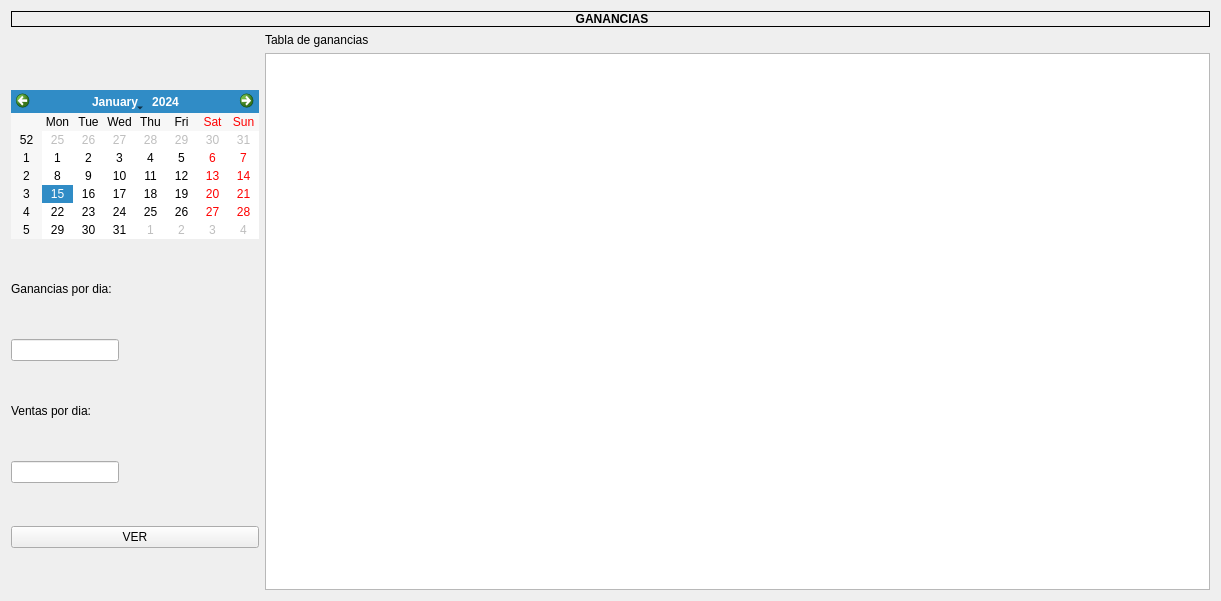
Old version of the form uifiles/ganancias_window.ui in the repository AlejandroMartinez04/Inventory-PlanetMovil.
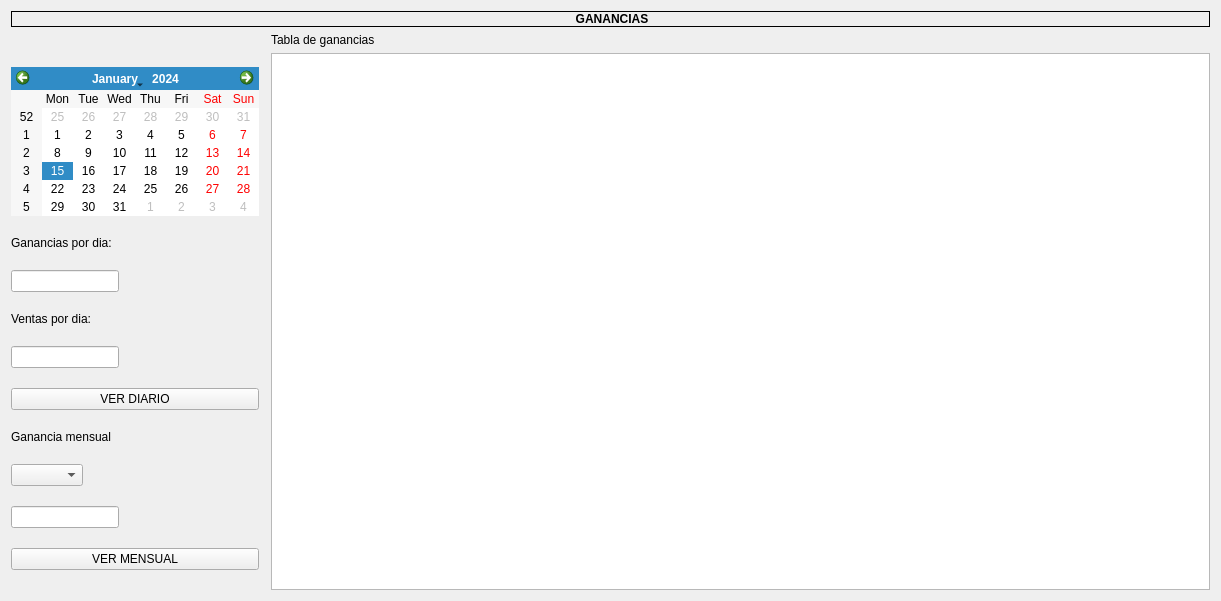
New version of the form. Icons and pictures are not drawn.

```diff
--- a/uifiles/ganancias_window.ui
+++ b/uifiles/ganancias_window.ui
@@ -11,7 +11,7 @@
    </rect>
   </property>
   <property name="sizePolicy">
-   <sizepolicy hsizetype="Fixed" vsizetype="Fixed">
+   <sizepolicy hsizetype="Fixed" vsizetype="Preferred">
     <horstretch>0</horstretch>
     <verstretch>0</verstretch>
    </sizepolicy>
@@ -20,28 +20,19 @@
    <string>Ganancias</string>
   </property>
   <layout class="QGridLayout" name="gridLayout_3">
-   <item row="0" column="0" colspan="2">
-    <widget class="QLabel" name="gananciaslabel">
-     <property name="styleSheet">
-      <string>font: 700 11pt &quot;Segoe UI&quot;;</string>
-     </property>
-     <property name="frameShape">
-      <enum>QFrame::Box</enum>
-     </property>
-     <property name="text">
-      <string>&lt;html&gt;&lt;head/&gt;&lt;body&gt;&lt;p align=&quot;center&quot;&gt;&lt;span style=&quot; font-weight:700;&quot;&gt;GANANCIAS&lt;/span&gt;&lt;/p&gt;&lt;/body&gt;&lt;/html&gt;</string>
-     </property>
-    </widget>
-   </item>
-   <item row="1" column="1">
-    <widget class="QLabel" name="label">
-     <property name="styleSheet">
-      <string notr="true">font: 700 11pt &quot;Segoe UI&quot;;</string>
-     </property>
-     <property name="text">
-      <string>Tabla de ganancias</string>
-     </property>
-    </widget>
+   <item row="2" column="2">
+    <layout class="QHBoxLayout" name="horizontalLayout_2">
+     <item>
+      <widget class="QTableWidget" name="tableWidget">
+       <property name="styleSheet">
+        <string>font: 700 11pt &quot;Segoe UI&quot;;</string>
+       </property>
+       <property name="editTriggers">
+        <set>QAbstractItemView::NoEditTriggers</set>
+       </property>
+      </widget>
+     </item>
+    </layout>
    </item>
    <item row="2" column="0">
     <layout class="QVBoxLayout" name="verticalLayout">
@@ -123,7 +114,66 @@
       </widget>
      </item>
      <item>
-      <widget class="QPushButton" name="verGanButton">
+      <widget class="QPushButton" name="verGanDiaButton">
+       <property name="styleSheet">
+        <string notr="true">font: 700 11pt &quot;Segoe UI&quot;;</string>
+       </property>
+       <property name="text">
+        <string>VER DIARIO</string>
+       </property>
+       <property name="icon">
+        <iconset>
+         <normaloff>../assets/newicons/icons8-búsqueda-48.png</normaloff>../assets/newicons/icons8-búsqueda-48.png</iconset>
+       </property>
+      </widget>
+     </item>
+     <item>
+      <widget class="QLabel" name="label_4">
+       <property name="sizePolicy">
+        <sizepolicy hsizetype="Fixed" vsizetype="Fixed">
+         <horstretch>0</horstretch>
+         <verstretch>0</verstretch>
+        </sizepolicy>
+       </property>
+       <property name="styleSheet">
+        <string notr="true">font: 700 11pt &quot;Segoe UI&quot;;</string>
+       </property>
+       <property name="text">
+        <string>Ganancia mensual</string>
+       </property>
+      </widget>
+     </item>
+     <item>
+      <widget class="QComboBox" name="comboBoxMensual">
+       <property name="sizePolicy">
+        <sizepolicy hsizetype="Fixed" vsizetype="Fixed">
+         <horstretch>0</horstretch>
+         <verstretch>0</verstretch>
+        </sizepolicy>
+       </property>
+       <property name="styleSheet">
+        <string notr="true">font: 700 11pt &quot;Segoe UI&quot;;</string>
+       </property>
+      </widget>
+     </item>
+     <item>
+      <widget class="QLineEdit" name="MensualLineEdit">
+       <property name="sizePolicy">
+        <sizepolicy hsizetype="Fixed" vsizetype="Fixed">
+         <horstretch>0</horstretch>
+         <verstretch>0</verstretch>
+        </sizepolicy>
+       </property>
+       <property name="styleSheet">
+        <string notr="true">font: 700 11pt &quot;Segoe UI&quot;;</string>
+       </property>
+       <property name="readOnly">
+        <bool>true</bool>
+       </property>
+      </widget>
+     </item>
+     <item>
+      <widget class="QPushButton" name="verGanMenButton">
        <property name="sizePolicy">
         <sizepolicy hsizetype="Preferred" vsizetype="Fixed">
          <horstretch>0</horstretch>
@@ -137,7 +187,7 @@
         <string notr="true">font: 700 11pt &quot;Segoe UI&quot;;</string>
        </property>
        <property name="text">
-        <string notr="true">VER</string>
+        <string notr="true">VER MENSUAL</string>
        </property>
        <property name="icon">
         <iconset>
@@ -150,19 +200,28 @@
      </item>
     </layout>
    </item>
-   <item row="2" column="1">
-    <layout class="QHBoxLayout" name="horizontalLayout_2">
-     <item>
-      <widget class="QTableWidget" name="tableWidget">
-       <property name="styleSheet">
-        <string>font: 700 11pt &quot;Segoe UI&quot;;</string>
-       </property>
-       <property name="editTriggers">
-        <set>QAbstractItemView::NoEditTriggers</set>
-       </property>
-      </widget>
-     </item>
-    </layout>
+   <item row="0" column="0" colspan="3">
+    <widget class="QLabel" name="gananciaslabel">
+     <property name="styleSheet">
+      <string>font: 700 11pt &quot;Segoe UI&quot;;</string>
+     </property>
+     <property name="frameShape">
+      <enum>QFrame::Box</enum>
+     </property>
+     <property name="text">
+      <string>&lt;html&gt;&lt;head/&gt;&lt;body&gt;&lt;p align=&quot;center&quot;&gt;&lt;span style=&quot; font-weight:700;&quot;&gt;GANANCIAS&lt;/span&gt;&lt;/p&gt;&lt;/body&gt;&lt;/html&gt;</string>
+     </property>
+    </widget>
+   </item>
+   <item row="1" column="2">
+    <widget class="QLabel" name="label">
+     <property name="styleSheet">
+      <string notr="true">font: 700 11pt &quot;Segoe UI&quot;;</string>
+     </property>
+     <property name="text">
+      <string>Tabla de ganancias</string>
+     </property>
+    </widget>
    </item>
   </layout>
  </widget>
```
